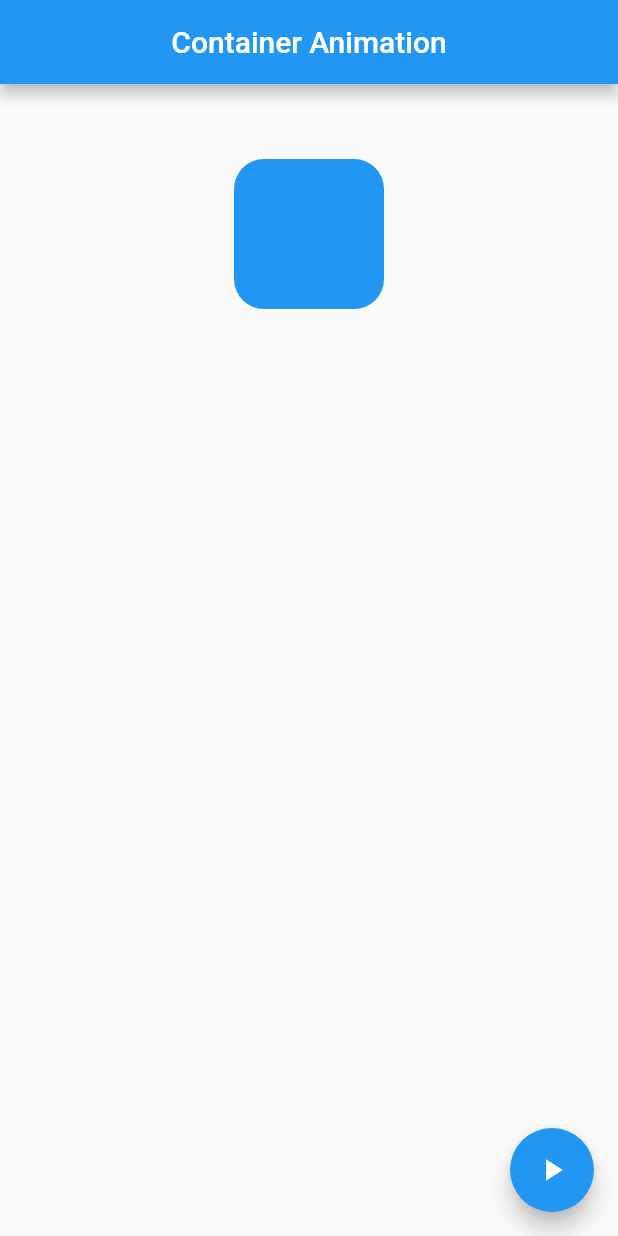
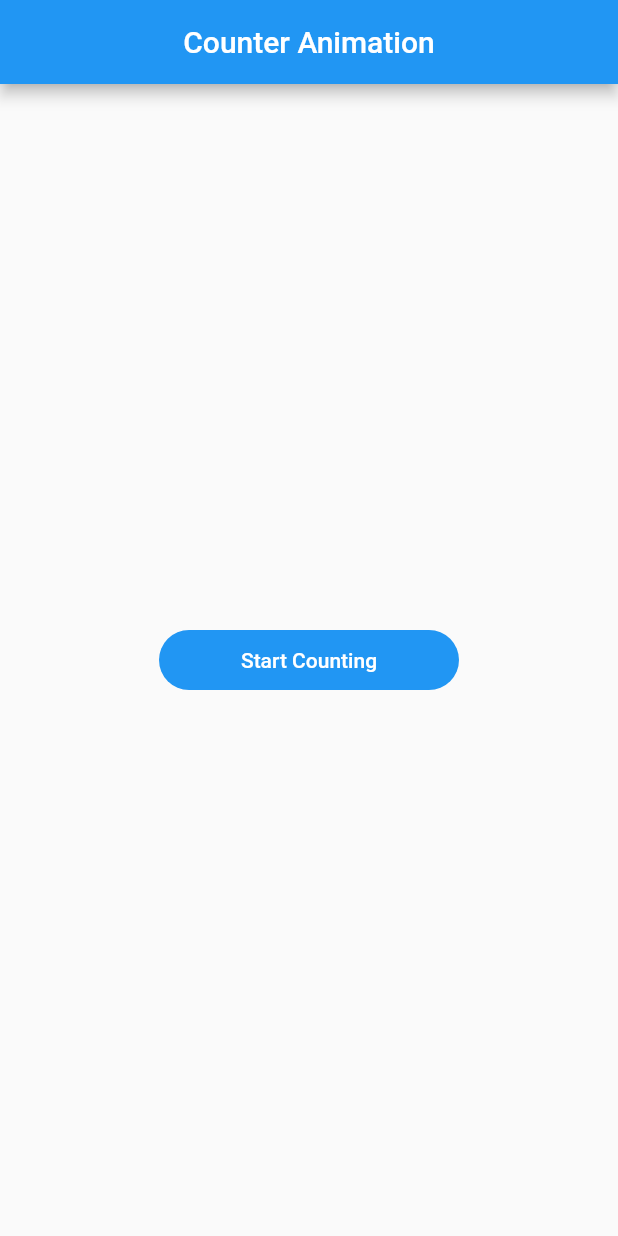
Before and after one commit to Abdallah-Mohamedo-Eid-Hassan20190330/Flutter-Animation-Bundle, a Flutter app: the screen it shows after launch, on a phone screen of 412 x 824 dp. Run offline on Flutter 3.47's test engine with Material 2 defaults, Android fonts, the phone set to English and light mode, and no system bars.

Commit message:
Adding extra Examples

```diff
--- a/lib/main.dart
+++ b/lib/main.dart
@@ -1,5 +1,8 @@
 import 'package:flutter/material.dart';
 import 'package:flutter_animation_bundle/animated_foo/animated_container/example_one.dart';
+import 'package:flutter_animation_bundle/tween_animation/example_with_child/example_three.dart';
+import 'package:flutter_animation_bundle/tween_animation/example_without_child/example_two.dart';
+import 'package:flutter_animation_bundle/tween_animation/example_without_child/intro.dart';
 
 void main() {
   runApp(MyApp());
@@ -9,7 +12,7 @@ class MyApp extends StatelessWidget {
   @override
   Widget build(BuildContext context) {
     return MaterialApp(
-      home: ExampleOne(),
+      home: Intro(),
       debugShowCheckedModeBanner: false,
     );
   }
--- /dev/null
+++ b/lib/tween_animation/example_without_child/intro.dart
@@ -0,0 +1,47 @@
+import 'package:flutter/material.dart';
+import 'package:flutter_animation_bundle/tween_animation/example_without_child/example_two.dart';
+
+class Intro extends StatelessWidget {
+  @override
+  Widget build(BuildContext context) {
+    return Scaffold(
+      appBar: AppBar(
+        title: Text("Counter Animation"),
+        centerTitle: true,
+      ),
+      body: Container(
+        width: double.infinity,
+        child: Column(
+          crossAxisAlignment: CrossAxisAlignment.center,
+          mainAxisAlignment: MainAxisAlignment.center,
+          children: [
+            Container(
+              width: 200,
+              height: 40,
+              decoration: BoxDecoration(
+                color: Colors.blue,
+                borderRadius: BorderRadius.circular(20),
+              ),
+              child: TextButton(
+                onPressed: () {
+                  Navigator.push(
+                    context,
+                    MaterialPageRoute(
+                      builder: (context) => ExampleTwo(),
+                    ),
+                  );
+                },
+                child: Text(
+                  "Start Counting",
+                  style: TextStyle(
+                    color: Colors.white,
+                  ),
+                ),
+              ),
+            ),
+          ],
+        ),
+      ),
+    );
+  }
+}
```
Also changed, not shown: lib/tween_animation/example_with_child/example_three.dart (added, +83 -0 lines), lib/tween_animation/example_without_child/example_two.dart (added, +35 -0 lines).
